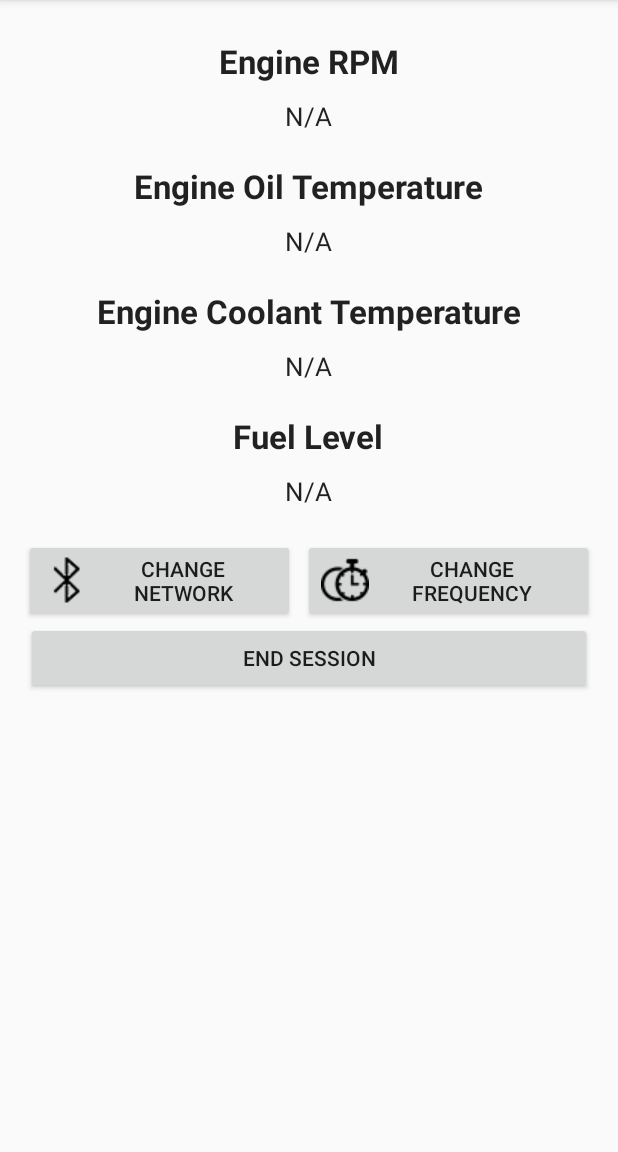
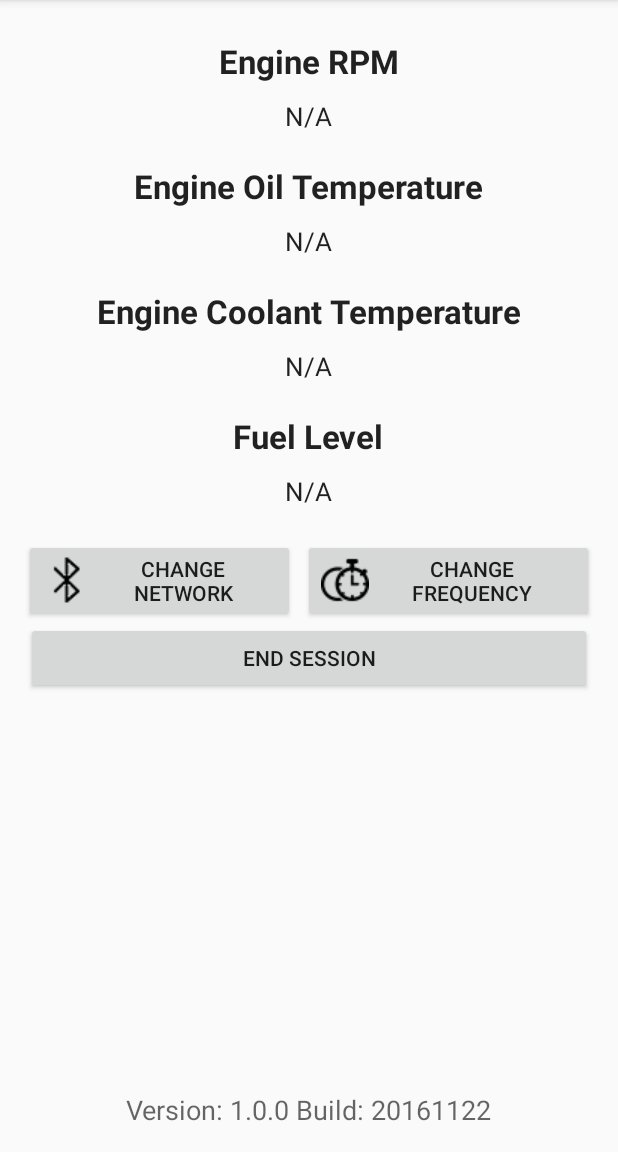
Before and after one commit to ibm-watson-iot/cvi-starter-obd-android, an Android app: the screen it shows after launch (Home), on a phone screen of 412 x 824 dp, the part 84-1236 px from its top. Run offline under Robolectric (Android 15) with nearby library versions, the phone set to English and light mode, and no system bars; libraries missing offline, so code that uses them is left out: com.github.pires.obd, com.ibm.iotf; 5 statements that could not run were skipped.

Commit message:
Added the version and build

```diff
--- a/app/src/main/java/obdii/starter/automotive/iot/ibm/com/iot4a_obdii/Home.java
+++ b/app/src/main/java/obdii/starter/automotive/iot/ibm/com/iot4a_obdii/Home.java
@@ -126,7 +126,7 @@ public class Home extends AppCompatActivity implements LocationListener {
 
         if (!obdBridge.setupBluetooth()) {
 
-            Toast.makeText(getApplicationContext(), "Your device does not support Bluetooth!", Toast.LENGTH_SHORT).show();
+            Toast.makeText(getApplicationContext(), "Your device does not support Bluetooth! Will be running on Simulation Mode", Toast.LENGTH_LONG).show();
 
             final boolean doNotRunSimulationWithoutBluetooth = false;
             if (doNotRunSimulationWithoutBluetooth) {
--- a/app/src/main/res/layout/activity_home.xml
+++ b/app/src/main/res/layout/activity_home.xml
@@ -182,4 +182,13 @@
         android:layout_centerHorizontal="true"
         android:nestedScrollingEnabled="false" />
 
+    <TextView
+        android:layout_width="wrap_content"
+        android:layout_height="wrap_content"
+        android:textAppearance="?android:attr/textAppearanceMedium"
+        android:text="Version: 1.0.0 Build: 20161122"
+        android:id="@+id/versionAndBuild"
+        android:layout_alignParentBottom="true"
+        android:layout_centerHorizontal="true" />
+
 </RelativeLayout>
```
